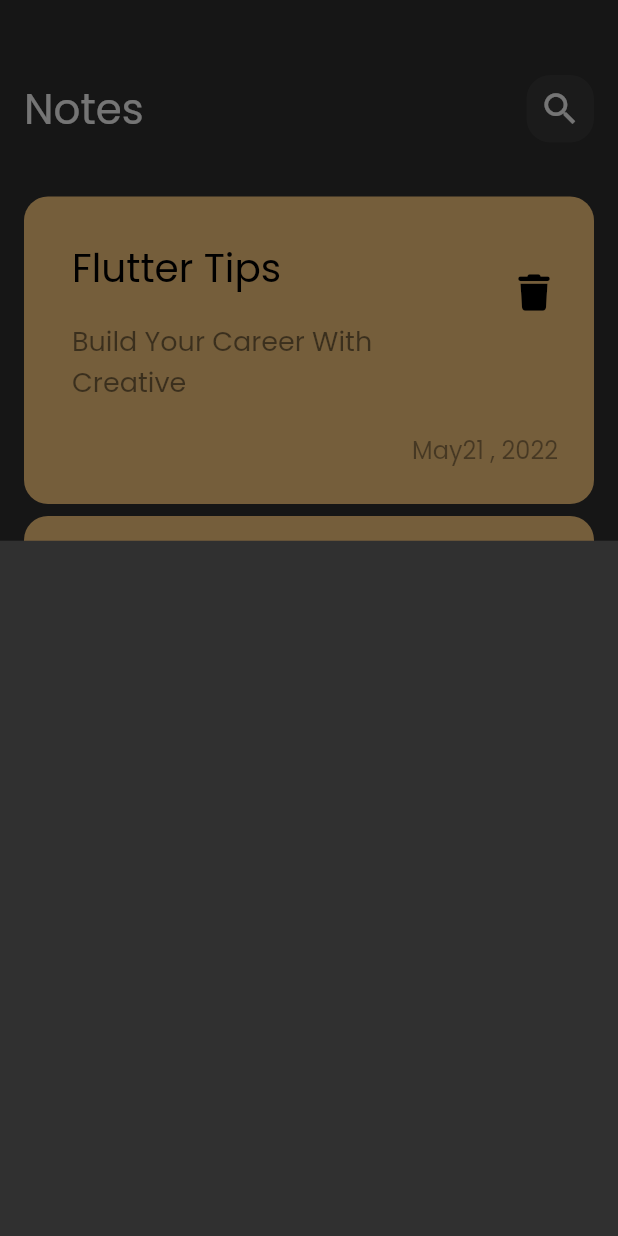
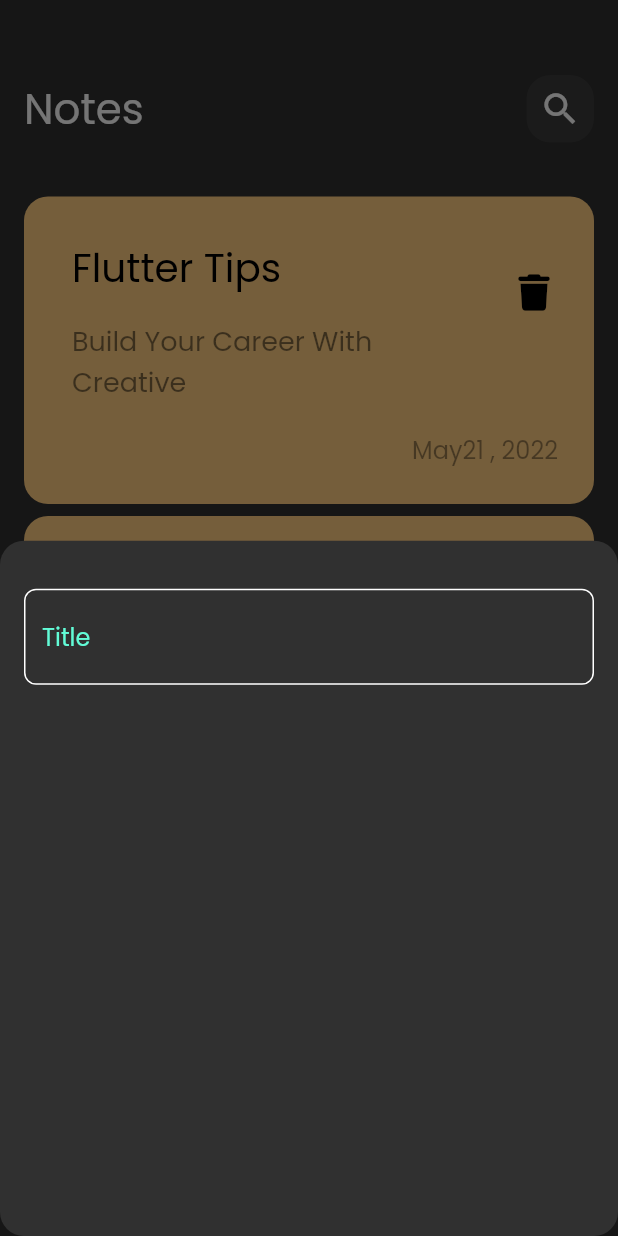
Before and after one commit to AdhamAyad/Notes_App, a Flutter app: the screen it shows after launch, after a tap on the "add" icon, on a phone screen of 412 x 824 dp. Run offline on Flutter 3.47's test engine with Material 2 defaults, Android fonts, the phone set to English and light mode, and no system bars; our stand-ins replace font_awesome_flutter.

Commit message:
create first custom text field on buttom sheet

```diff
--- a/lib/views/notes_view.dart
+++ b/lib/views/notes_view.dart
@@ -10,7 +10,12 @@ class NotesView extends StatelessWidget {
   Widget build(BuildContext context) {
     return  Scaffold(
       floatingActionButton: FloatingActionButton(onPressed: (){
-        showModalBottomSheet(context: context, builder: (context){ // todo: bottmsheet flixable option
+        showModalBottomSheet( //! to edit on buyyomsheet → edit on it directily
+          shape:  RoundedRectangleBorder( // ? shape → to edit on bottomsheet
+            borderRadius: BorderRadius.circular(16) // make it circuler
+            ),
+          context: context,
+           builder: (context){ // todo: bottmsheet flixable option
           return const AddNoteButtomSheet();
         });
 
--- a/lib/widgets/add_note_buttom_sheet.dart
+++ b/lib/widgets/add_note_buttom_sheet.dart
@@ -1,10 +1,20 @@
 import 'package:flutter/material.dart';
+import 'package:note_sapp/widgets/custom_text_field.dart';
 
 class AddNoteButtomSheet extends StatelessWidget {
   const AddNoteButtomSheet({super.key});
 
   @override
   Widget build(BuildContext context) {
-    return Container();
+    return const Padding(
+      padding:  EdgeInsets.symmetric(horizontal: 16),
+      child:  Column(
+        children: [
+          SizedBox(height: 32 ,),
+
+          CustomTextField(),
+        ],
+      ),
+    );
   }
 }
--- /dev/null
+++ b/lib/widgets/constants.dart
@@ -0,0 +1,3 @@
+import 'package:flutter/material.dart';
+
+const kPrimaryColor = Color(0XFF62FCD7);
--- /dev/null
+++ b/lib/widgets/custom_text_field.dart
@@ -0,0 +1,31 @@
+import 'package:flutter/material.dart';
+import 'package:note_sapp/widgets/constants.dart';
+
+class CustomTextField extends StatelessWidget {
+  const CustomTextField({super.key});
+
+  @override
+  Widget build(BuildContext context) {
+    return TextField(
+
+      cursorColor: kPrimaryColor, //! cursor color when write
+
+      decoration: InputDecoration(
+
+        hintText: 'Title', //? hint text on text field
+        hintStyle: const TextStyle(color: kPrimaryColor),//? change hinttext color
+
+        border: buildBorder(),//? General Border
+        enabledBorder: buildBorder(), //? enabledBorder → when textfield appear on screen
+        focusedBorder: buildBorder(color: kPrimaryColor), //? focusedBorder → when user clicked on
+      ),
+    );
+  }
+
+  OutlineInputBorder buildBorder({color}) { // todo: make border
+    return OutlineInputBorder(
+        borderRadius: BorderRadius.circular(8), //! color?? → means if null use white
+        borderSide: BorderSide(color: color?? Colors.white ) //? borderside → to change color
+      );
+  }
+}
```
